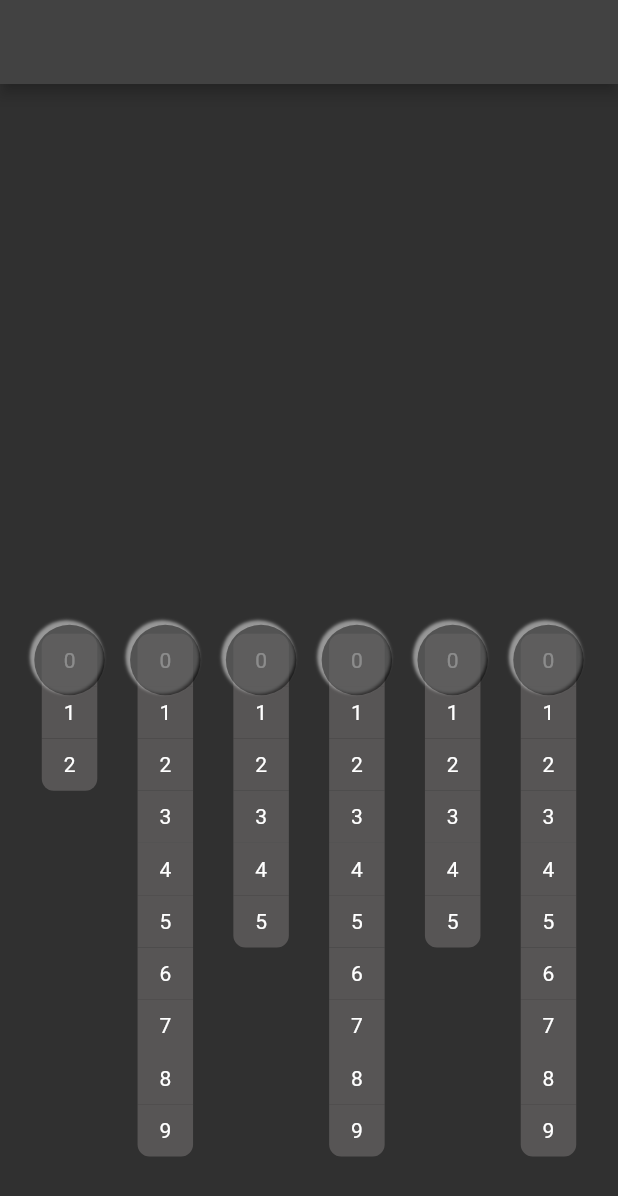
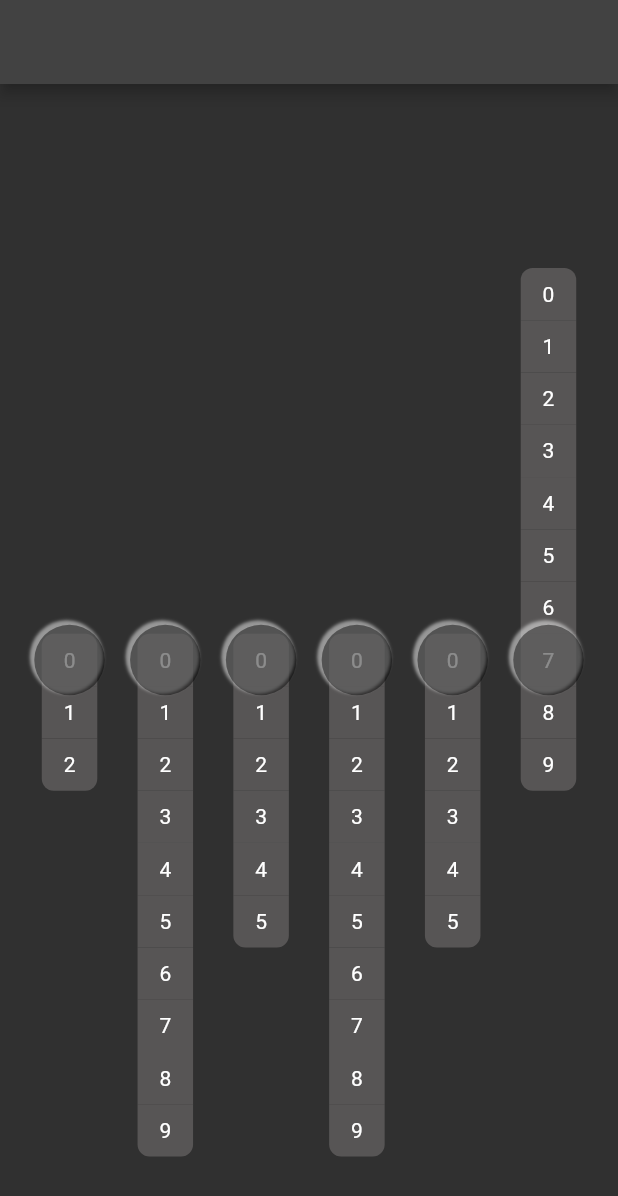
Before and after one commit to s7Thiago/clock_concept, a Flutter app: the screen it shows after launch, on a phone screen of 412 x 824 dp. Shown: the top 1196 px of the screen. Run offline on Flutter 3.47's test engine with Material 2 defaults, Android fonts, the phone set to English and light mode, and no system bars.

Commit message:
Resolvendo problema onde a posição do indicador não era atualizada automaticamente no período desejado

```diff
--- a/lib/widgets/clock/clock.dart
+++ b/lib/widgets/clock/clock.dart
@@ -18,6 +18,7 @@ class _ClockState extends State<Clock> {
   late PageController pageControllerUnidadeMinuto;
   late PageController pageControllerDezenaSegundo;
   late PageController pageControllerUnidadeSegundo;
+  late DateTime now;
 
   @override
   void initState() {
@@ -31,13 +32,19 @@ class _ClockState extends State<Clock> {
     pageControllerUnidadeSegundo = PageController(viewportFraction: 0.05);
 
     _timer = Timer.periodic(const Duration(milliseconds: 1000), (timer) {
+      now = DateTime.now();
+      pageControllerUnidadeSegundo.animateToPage(
+        now.second % 10,
+        duration: const Duration(milliseconds: 350),
+        curve: Curves.easeInOutQuad,
+      );
       setState(() {});
     });
   }
 
   @override
   Widget build(BuildContext context) {
-    final now = DateTime.now();
+    now = DateTime.now();
 
     //debugPrint('agora: $now');
 
```
